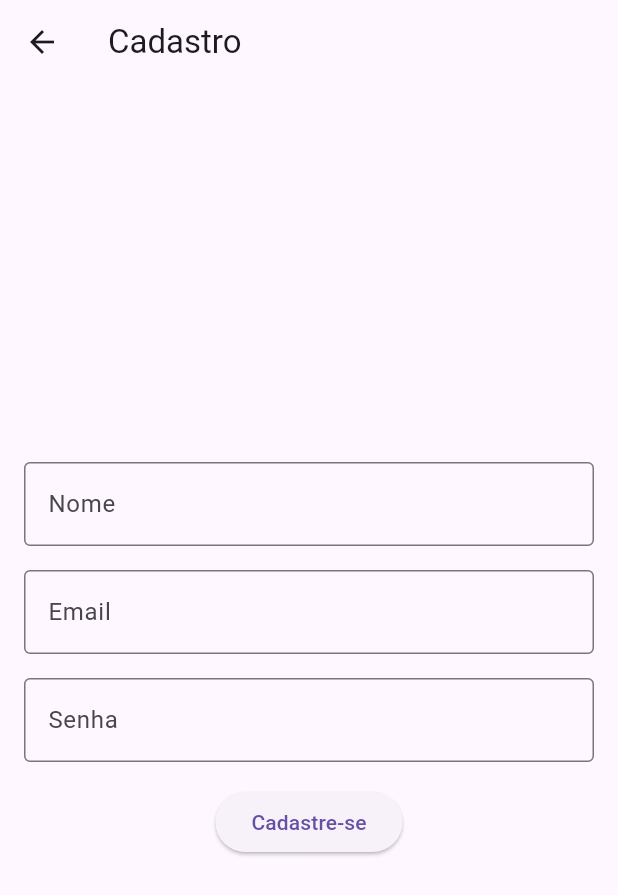
After one commit to Lemos1347/inteli-modulo-10-ponderada-3, a Flutter app: the SignupScreen screen opened directly, on a phone screen of 412 x 824 dp. The commit adds this screen. Shown: the top 895 px of the screen. Run offline on Flutter 3.47's test engine with Material 3 defaults, Android fonts, the phone set to English and light mode, and no system bars; our stand-ins replace flutter_bloc, image_picker.

Commit message:
feat: mobile app finished

```diff
--- a/src/mobile/lib/blocs/task_bloc.dart
+++ b/src/mobile/lib/blocs/task_bloc.dart
@@ -1,7 +1,6 @@
 import 'package:flutter_bloc/flutter_bloc.dart';
 import 'task_event.dart';
 import 'task_state.dart';
-import '../models/task.dart';
 import '../services/task_service.dart';
 
 class TaskBloc extends Bloc<TaskEvent, TaskState> {
--- /dev/null
+++ b/src/mobile/lib/screens/signup_screen.dart
@@ -0,0 +1,110 @@
+import 'package:flutter/material.dart';
+import 'takephoto_screen.dart';
+import '../services/user_service.dart';
+
+class SignupScreen extends StatefulWidget {
+  @override
+  _SignupScreenState createState() => _SignupScreenState();
+}
+
+class _SignupScreenState extends State<SignupScreen> {
+  final TextEditingController nameController = TextEditingController();
+  final TextEditingController emailController = TextEditingController();
+  final TextEditingController passwordController = TextEditingController();
+  final UserService userService = UserService();
+
+  bool isLoading = false;
+
+  @override
+  Widget build(BuildContext context) {
+    return Scaffold(
+      appBar: AppBar(
+        title: const Text('Cadastro'),
+      ),
+      body: Padding(
+        padding: const EdgeInsets.all(16.0),
+        child: Column(
+          mainAxisAlignment: MainAxisAlignment.center,
+          children: <Widget>[
+            TextField(
+              controller: nameController,
+              decoration: const InputDecoration(
+                labelText: 'Nome',
+                border: OutlineInputBorder(),
+              ),
+            ),
+            const SizedBox(height: 16),
+            TextField(
+              controller: emailController,
+              decoration: const InputDecoration(
+                labelText: 'Email',
+                border: OutlineInputBorder(),
+              ),
+            ),
+            const SizedBox(height: 16),
+            TextField(
+              controller: passwordController,
+              obscureText: true,
+              decoration: const InputDecoration(
+                labelText: 'Senha',
+                border: OutlineInputBorder(),
+              ),
+            ),
+            const SizedBox(height: 16),
+            isLoading
+                ? CircularProgressIndicator()
+                : ElevatedButton(
+                    onPressed: () async {
+                      setState(() {
+                        isLoading = true;
+                      });
+
+                      final name = nameController.text;
+                      final email = emailController.text;
+                      final password = passwordController.text;
+
+                      try {
+                        final statusCode = await userService.registerUser(
+                            name, email, password);
+                        if (statusCode == 200) {
+                          final loginStatus =
+                              await userService.loginUser(email, password);
+                          if (loginStatus == 200) {
+                            Navigator.push(
+                              context,
+                              MaterialPageRoute(
+                                  builder: (context) => TakePhotoScreen()),
+                            );
+                          } else {
+                            ScaffoldMessenger.of(context).showSnackBar(
+                              SnackBar(
+                                  content: Text(
+                                      'Erro ao fazer login após cadastro')),
+                            );
+                          }
+                        } else {
+                          ScaffoldMessenger.of(context).showSnackBar(
+                            SnackBar(
+                                content: Text(
+                                    'Não foi possível cadastrar o usuário')),
+                          );
+                        }
+                      } catch (e) {
+                        ScaffoldMessenger.of(context).showSnackBar(
+                          SnackBar(
+                              content: Text('Erro ao cadastrar usuário: $e')),
+                        );
+                      } finally {
+                        setState(() {
+                          isLoading = false;
+                        });
+                      }
+                    },
+                    child: const Text('Cadastre-se'),
+                  ),
+          ],
+        ),
+      ),
+    );
+  }
+}
--- a/src/mobile/pubspec.yaml
+++ b/src/mobile/pubspec.yaml
@@ -32,6 +32,7 @@ dependencies:
     sdk: flutter
   http: ^0.13.3
   flutter_bloc: ^8.0.1
+  image_picker: ^0.8.4+4
 
 
   # The following adds the Cupertino Icons font to your application.
```
Also changed, not shown: src/mobile/lib/screens/takephoto_screen.dart (added, +49 -0 lines), src/mobile/lib/screens/welcome_screen.dart (+126 -20 lines), src/mobile/lib/services/user_service.dart (added, +52 -0 lines), src/mobile/pubspec.lock, static/logs_print.png (added), 23 other files.
